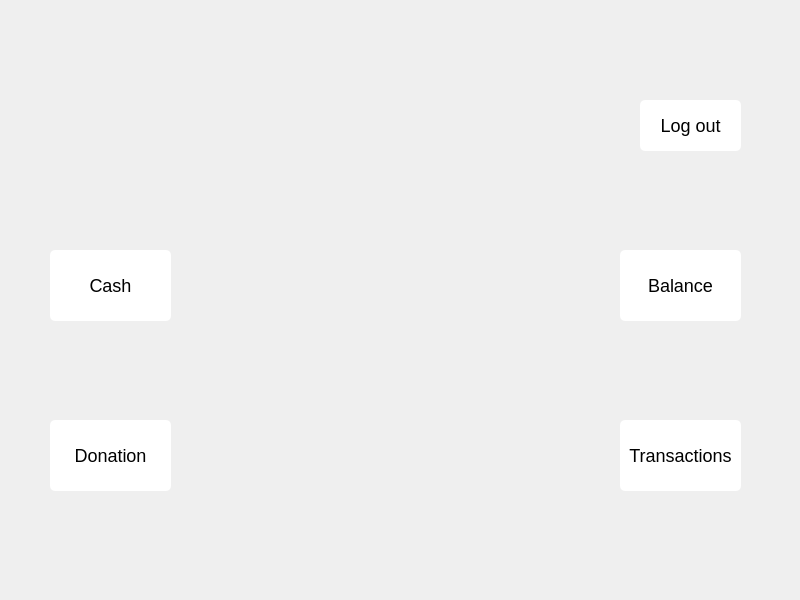
22kmo-project/group_14, file frontend/usermenu.ui: the form before one commit.
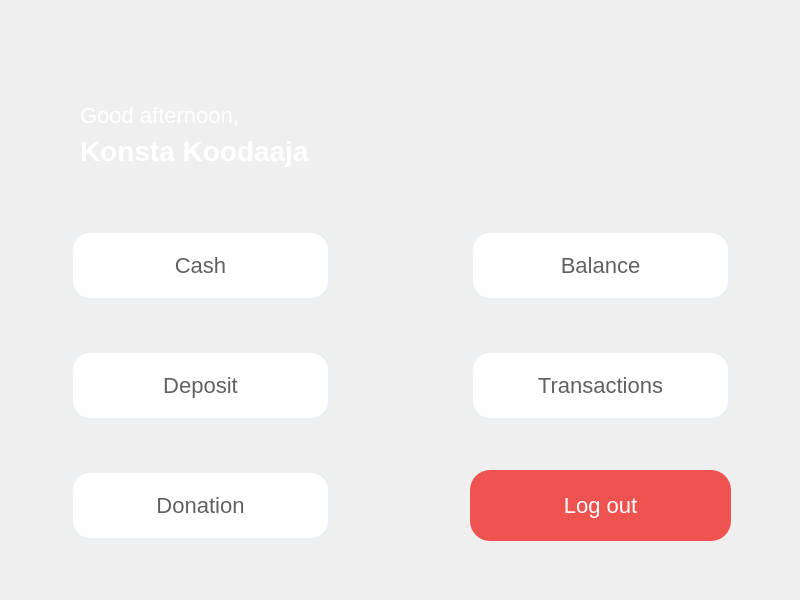
The form after the commit. Icons and pictures are not drawn.

Commit message: UI updates, button styling etc..

Diff of the .ui file:
```diff
--- a/frontend/usermenu.ui
+++ b/frontend/usermenu.ui
@@ -16,9 +16,9 @@
   <widget class="QPushButton" name="button_cash">
    <property name="geometry">
     <rect>
-     <x>50</x>
-     <y>250</y>
-     <width>121</width>
+     <x>70</x>
+     <y>230</y>
+     <width>261</width>
      <height>71</height>
     </rect>
    </property>
@@ -33,10 +33,10 @@
    <property name="styleSheet">
     <string notr="true">QPushButton {
 background-color: rgb(255, 255, 255);
-color: rgb(0, 0, 0);
-border-radius:5px;
-padding:5 5px;
-font-size:18px;
+color: #616161;
+border-radius:20px;
+font-size:22px;
+border:3px solid #ECEFF1;
 }
 QPushButton:hover {
 background-color: rgb(245, 245, 245);
@@ -53,9 +53,9 @@
   <widget class="QPushButton" name="button_transactions">
    <property name="geometry">
     <rect>
-     <x>620</x>
-     <y>420</y>
-     <width>121</width>
+     <x>470</x>
+     <y>350</y>
+     <width>261</width>
      <height>71</height>
     </rect>
    </property>
@@ -70,10 +70,10 @@
    <property name="styleSheet">
     <string notr="true">QPushButton {
 background-color: rgb(255, 255, 255);
-color: rgb(0, 0, 0);
-border-radius:5px;
-padding:5 5px;
-font-size:18px;
+color: #616161;
+border-radius:20px;
+font-size:22px;
+border:3px solid #ECEFF1;
 }
 QPushButton:hover {
 background-color: rgb(245, 245, 245);
@@ -90,9 +90,9 @@
   <widget class="QPushButton" name="button_donation">
    <property name="geometry">
     <rect>
-     <x>50</x>
-     <y>420</y>
-     <width>121</width>
+     <x>70</x>
+     <y>470</y>
+     <width>261</width>
      <height>71</height>
     </rect>
    </property>
@@ -107,10 +107,10 @@
    <property name="styleSheet">
     <string notr="true">QPushButton {
 background-color: rgb(255, 255, 255);
-color: rgb(0, 0, 0);
-border-radius:5px;
-padding:5 5px;
-font-size:18px;
+color: #616161;
+border-radius:20px;
+font-size:22px;
+border:3px solid #ECEFF1;
 }
 QPushButton:hover {
 background-color: rgb(245, 245, 245);
@@ -127,10 +127,10 @@
   <widget class="QPushButton" name="button_logout">
    <property name="geometry">
     <rect>
-     <x>640</x>
-     <y>100</y>
-     <width>101</width>
-     <height>51</height>
+     <x>470</x>
+     <y>470</y>
+     <width>261</width>
+     <height>71</height>
     </rect>
    </property>
    <property name="font">
@@ -143,11 +143,13 @@
    </property>
    <property name="styleSheet">
     <string notr="true">QPushButton {
-background-color: rgb(255, 255, 255);
-color: rgb(0, 0, 0);
-border-radius:5px;
-padding:5 5px;
-font-size:18px;
+background-color: #EF5350;
+background-image: url(../img/icon_logout.png);
+background-repeat: no-repeat;
+background-position: right middle;
+color: white;
+border-radius:20px;
+font-size:22px;
 }
 QPushButton:hover {
 background-color: rgb(245, 245, 245);
@@ -164,9 +166,9 @@
   <widget class="QPushButton" name="button_balance">
    <property name="geometry">
     <rect>
-     <x>620</x>
-     <y>250</y>
-     <width>121</width>
+     <x>470</x>
+     <y>230</y>
+     <width>261</width>
      <height>71</height>
     </rect>
    </property>
@@ -181,10 +183,10 @@
    <property name="styleSheet">
     <string notr="true">QPushButton {
 background-color: rgb(255, 255, 255);
-color: rgb(0, 0, 0);
-border-radius:5px;
-padding:5 5px;
-font-size:18px;
+color: #616161;
+border-radius:20px;
+font-size:22px;
+border:3px solid #ECEFF1;
 }
 QPushButton:hover {
 background-color: rgb(245, 245, 245);
@@ -198,6 +200,70 @@
     <string>Balance</string>
    </property>
   </widget>
+  <widget class="QLabel" name="label">
+   <property name="geometry">
+    <rect>
+     <x>80</x>
+     <y>100</y>
+     <width>241</width>
+     <height>31</height>
+    </rect>
+   </property>
+   <property name="styleSheet">
+    <string notr="true">font-size:22px;
+color:white;</string>
+   </property>
+   <property name="text">
+    <string>Good afternoon,</string>
+   </property>
+  </widget>
+  <widget class="QLabel" name="textCustomerName">
+   <property name="geometry">
+    <rect>
+     <x>80</x>
+     <y>130</y>
+     <width>371</width>
+     <height>41</height>
+    </rect>
+   </property>
+   <property name="styleSheet">
+    <string notr="true">font-size:28px;
+color:white;
+font-weight:bold;</string>
+   </property>
+   <property name="text">
+    <string>Konsta Koodaaja</string>
+   </property>
+  </widget>
+  <widget class="QPushButton" name="button_deposit">
+   <property name="geometry">
+    <rect>
+     <x>70</x>
+     <y>350</y>
+     <width>261</width>
+     <height>71</height>
+    </rect>
+   </property>
+   <property name="cursor">
+    <cursorShape>PointingHandCursor</cursorShape>
+   </property>
+   <property name="styleSheet">
+    <string notr="true">QPushButton {
+background-color: rgb(255, 255, 255);
+color: #616161;
+border-radius:20px;
+font-size:22px;
+border:3px solid #ECEFF1;
+}
+QPushButton:hover {
+background-color: #ECEFF1;
+color:#37474F;
+}</string>
+   </property>
+   <property name="text">
+    <string>Deposit</string>
+   </property>
+  </widget>
  </widget>
  <resources/>
  <connections/>
```
Left out of the diff: 34 changed lines with no effect on the pictures. The commit also changes 15 other files.
